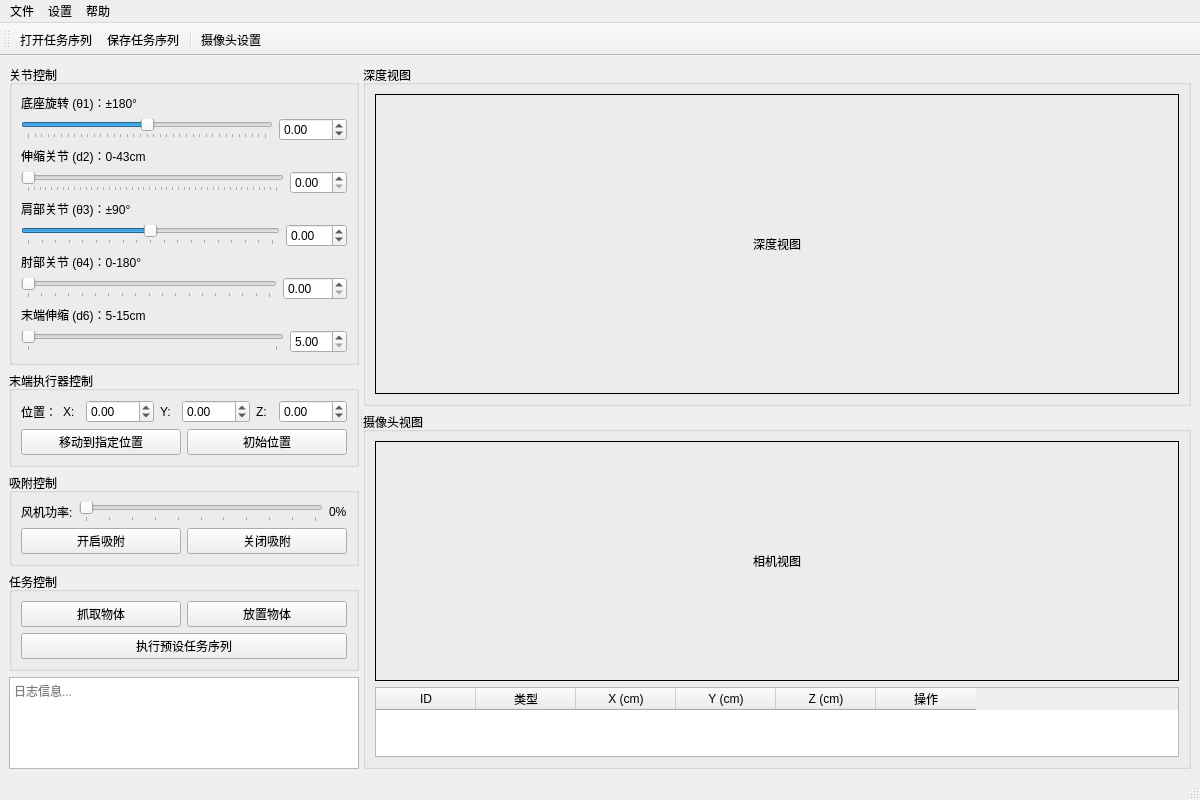
Qt form src/arm_gui/ui/arm_control_main.ui (jfy9606/rosarm) before a commit.
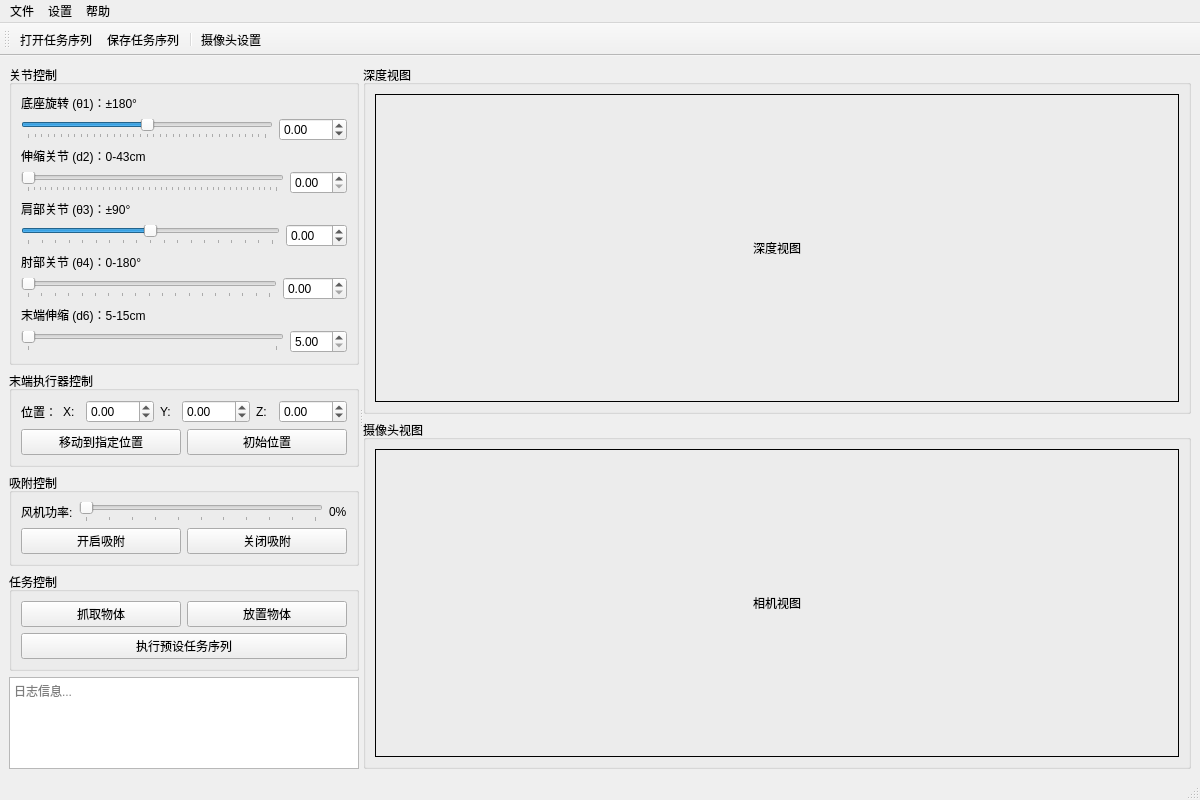
The same form after that commit.

```diff
--- a/src/arm_gui/ui/arm_control_main.ui
+++ b/src/arm_gui/ui/arm_control_main.ui
@@ -506,46 +506,6 @@
                 </property>
               </widget>
             </item>
-            <item>
-              <widget class="QTableWidget" name="detectionsTable">
-                <property name="maximumHeight">
-                  <number>120</number>
-                </property>
-                <property name="columnCount">
-                  <number>6</number>
-                </property>
-                <column>
-                  <property name="text">
-                    <string>ID</string>
-                  </property>
-                </column>
-                <column>
-                  <property name="text">
-                    <string>类型</string>
-                  </property>
-                </column>
-                <column>
-                  <property name="text">
-                    <string>X (cm)</string>
-                  </property>
-                </column>
-                <column>
-                  <property name="text">
-                    <string>Y (cm)</string>
-                  </property>
-                </column>
-                <column>
-                  <property name="text">
-                    <string>Z (cm)</string>
-                  </property>
-                </column>
-                <column>
-                  <property name="text">
-                    <string>操作</string>
-                  </property>
-                </column>
-              </widget>
-            </item>
           </layout>
          </widget>
         </item>
```
